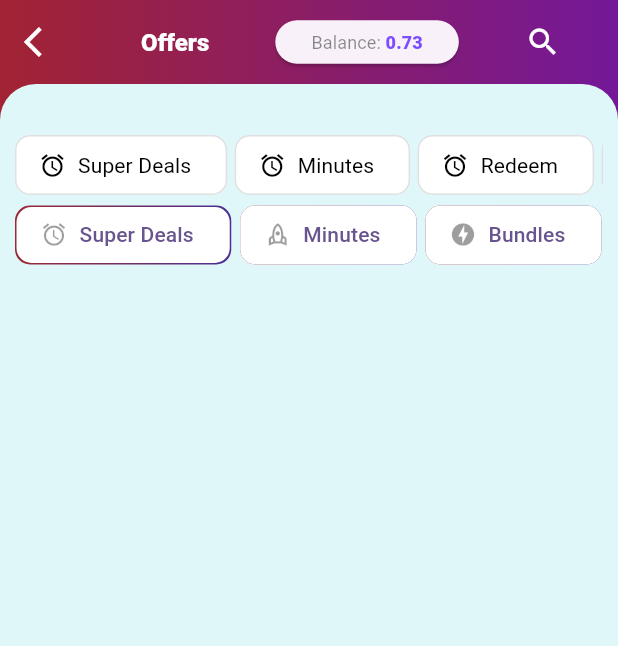
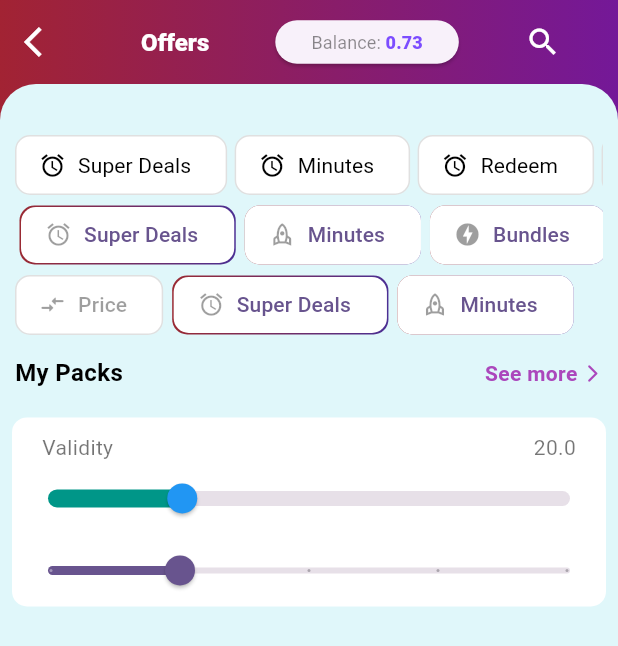
Before and after one commit to emtiazahmedanik/My-airtel-app-ui-design-using-flutter, a Flutter app: the SecondPage screen opened directly, on a phone screen of 412 x 824 dp. Shown: the top 646 px of the screen. Run offline on Flutter 3.47's test engine with Material 3 defaults, Android fonts, the phone set to English and light mode, and no system bars; our stand-ins replace animated_splash_screen, carousel_slider, lottie; network calls fail.

Commit message:
slider in flutter in secondscreen

```diff
--- a/lib/SecondPage.dart
+++ b/lib/SecondPage.dart
@@ -23,9 +23,18 @@ class _SecondPageState extends State<SecondPage> {
     'Bundles',
     'Internet'
   ];
-  int _selectedButtonIndex = 0;
-  void _onButtonPressed(int index)=>setState(() {
-    _selectedButtonIndex = index;
+  int _selectedButtonIndex1 = 0;
+  int _selectedButtonIndex2 = 0;
+  int _key1 = 1;
+  int _key2 = 2;
+  double _currentslidervalue = 20.0;
+  double _currentadaptiveslider = 10.0;
+
+  void _onButtonPressed1(int index)=>setState(() {
+    _selectedButtonIndex1 = index;
+  });
+  void _onButtonPressed2(int index)=>setState(() {
+    _selectedButtonIndex2 = index;
   });
 
   @override
@@ -245,11 +254,137 @@ class _SecondPageState extends State<SecondPage> {
                 ),
               ),
               Padding(
-                padding: EdgeInsets.symmetric(horizontal: 7),
+                padding: EdgeInsets.symmetric(horizontal: 10),
                 child: SizedBox(
                   width: double.infinity,
                   height: screenHeight * 0.055,
-                  child: ListView.builder(
+                  child: buildListView(iconlist: buttoniconList,labellist: buttonLabelList,selectedindex: _selectedButtonIndex1,key: _key1),
+                ),
+              ),
+              Padding(
+                  padding: EdgeInsets.symmetric(horizontal: 10),
+                child: Row(
+                  crossAxisAlignment: CrossAxisAlignment.center,
+                  spacing: 3,
+                  children: [
+                    ElevatedButton.icon(
+                      label: Text('Price'),
+                      icon: Icon(Icons.compare_arrows_rounded),
+                      onPressed: (){},
+                      style: ElevatedButton.styleFrom(
+                        shape: RoundedRectangleBorder(borderRadius: BorderRadius.circular(10)),
+                        backgroundColor: Colors.white,
+                        foregroundColor: Colors.black38,
+                        side: BorderSide(color: Colors.black12,width: 1),
+                        shadowColor: Colors.transparent
+                      ),
+
+                    ),
+                    Container(
+                      height: screenHeight*0.055,
+                      width: screenWidth*0.66,
+                      child: buildListView(iconlist: buttoniconList, labellist: buttonLabelList,selectedindex: _selectedButtonIndex2,key: _key2),
+
+                    )
+                  ],
+                ),
+              ),
+              SizedBox(height: 10,),
+              Padding(
+                padding: const EdgeInsets.symmetric(horizontal: 10),
+                child: Row(
+                  mainAxisAlignment: MainAxisAlignment.spaceBetween,
+                  children: [
+                    Text('My Packs',style: CustomTextStyle.customStyle(size: 16, color: Colors.black, weight: FontWeight.w600),),
+                    Container(
+                      child: Row(
+                        spacing: 3,
+                        children: [
+                          Text('See more',style:CustomTextStyle.customStyle(size: 14, color: Colors.purple.shade400, weight: FontWeight.w600)),
+                          Icon(Icons.arrow_forward_ios_rounded,color: Colors.purple.shade400,size: 14,)
+                        ],
+                      ),
+                    )
+                  ],
+                ),
+              ),
+              SizedBox(height: 10,),
+              Padding(
+                padding: const EdgeInsets.all(8.0),
+                child: Container(
+                  decoration: BoxDecoration(
+                    color: Colors.white,
+                    borderRadius: BorderRadius.circular(10)
+                  ),
+                  child: Column(
+                    children: [
+                      SizedBox(height: 10,),
+                      Column(
+                        spacing: 0,
+                        children: [
+                          Row(
+                            mainAxisAlignment: MainAxisAlignment.spaceBetween,
+                            children: [
+                              Padding(
+                                padding: const EdgeInsets.symmetric(horizontal: 20.0),
+                                child: Text('Validity',style: CustomTextStyle.customStyle(size: 14, color: Colors.black54, weight: FontWeight.w400),),
+                              ),
+                              Padding(
+                                padding: const EdgeInsets.symmetric(horizontal: 20.0),
+                                child: Text(_currentslidervalue.toString(),style: CustomTextStyle.customStyle(size: 14, color: Colors.black54, weight: FontWeight.w400)),
+                              )
+                            ],
+                          ),
+                          SliderTheme(
+                            data: SliderTheme.of(context).copyWith(
+                              trackHeight: 10,
+                              tickMarkShape: SliderTickMarkShape.noTickMark,
+                              activeTrackColor: Colors.teal,
+
+                            ),
+                            child: Slider(
+                                value: _currentslidervalue,
+                                onChanged: (value){
+                                  setState(() {
+                                    _currentslidervalue=value;
+                                  });
+                                },
+                              min: 10,
+                              max: 50,
+                              divisions: 4,
+                              label: _currentslidervalue.toString(),
+                              thumbColor: Colors.blue,
+                              autofocus: false,
+
+                            ),
+                          ),
+                        ],
+                      ),
+                      Slider.adaptive(
+                          value: _currentadaptiveslider,
+                          onChanged: (value){
+                            setState(() {
+                              _currentadaptiveslider = value;
+                            });
+                          },
+                        min: 5,
+                        max: 20,
+                        divisions: 4,
+                        label: _currentadaptiveslider.toString(),
+                      ),
+                    ],
+                  ),
+                ),
+              )
+            ],
+          ),
+        ),
+      ),
+    );
+  }
+
+  ListView buildListView({required List<Icon> iconlist,required List<String> labellist,required int selectedindex,required int key}) {
+    return ListView.builder(
                     scrollDirection: Axis.horizontal,
                     itemCount: 4,
                     itemBuilder: (context, index) => Padding(
@@ -264,13 +399,13 @@ class _SecondPageState extends State<SecondPage> {
                               ])
                             ),
                             child: Padding(
-                                padding:index==_selectedButtonIndex? const EdgeInsets.all(1.0):const EdgeInsets.all(0.0),
+                              padding:index==selectedindex? const EdgeInsets.all(1.0):const EdgeInsets.all(0.0),
                               child: ElevatedButton.icon(
                                 onPressed: () {
-                                    _onButtonPressed(index);
+                                  key==_key1 ? _onButtonPressed1(index): _onButtonPressed2(index);
                                 },
-                                  label: Text(buttonLabelList[index]),
-                                  icon: buttoniconList[index],
+                                label: Text(labellist[index]),
+                                icon: iconlist[index],
                                 style: ElevatedButton.styleFrom(
                                     shape: RoundedRectangleBorder(
                                         borderRadius: BorderRadius.all(
@@ -281,13 +416,6 @@ class _SecondPageState extends State<SecondPage> {
                               ),
                             ),
                           ),
-                          )),
-                ),
-              ),
-            ],
-          ),
-        ),
-      ),
-    );
+                        ));
   }
 }
```
Lines whose indentation alone changed are shown as unchanged.
